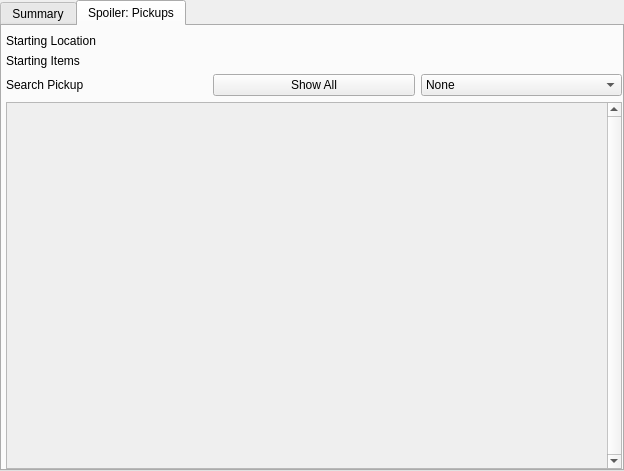
Qt form randovania/gui/ui_files/game_details_window.ui (randovania/randovania) before a commit.
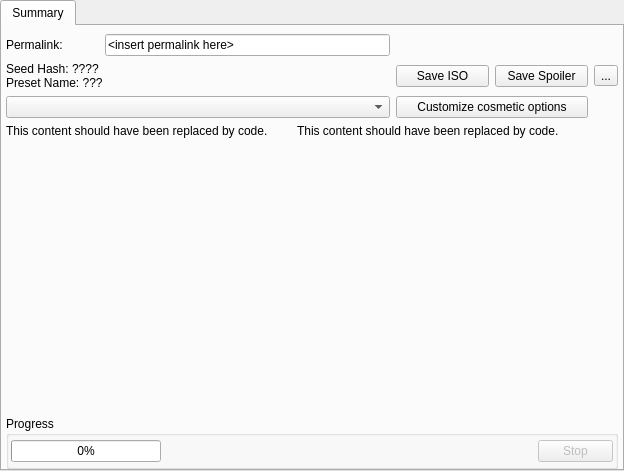
The same form after that commit. The open tabs and pages were chosen to show the change.

Commit message: Move pickup spoiler to PickupDetailsTab

Diff of the .ui file:
```diff
--- a/randovania/gui/ui_files/game_details_window.ui
+++ b/randovania/gui/ui_files/game_details_window.ui
@@ -257,105 +257,6 @@
         </item>
        </layout>
       </widget>
-      <widget class="QWidget" name="pickup_tab">
-       <attribute name="title">
-        <string>Spoiler: Pickups</string>
-       </attribute>
-       <layout class="QGridLayout" name="spoiler_pickup_layout">
-        <property name="leftMargin">
-         <number>4</number>
-        </property>
-        <property name="topMargin">
-         <number>8</number>
-        </property>
-        <property name="rightMargin">
-         <number>0</number>
-        </property>
-        <property name="bottomMargin">
-         <number>0</number>
-        </property>
-        <item row="2" column="2">
-         <widget class="QComboBox" name="pickup_spoiler_pickup_combobox">
-          <item>
-           <property name="text">
-            <string>None</string>
-           </property>
-          </item>
-         </widget>
-        </item>
-        <item row="2" column="0">
-         <widget class="QLabel" name="pickup_spoiler_label">
-          <property name="toolTip">
-           <string>Enter text to the right to filter the list below</string>
-          </property>
-          <property name="text">
-           <string>Search Pickup</string>
-          </property>
-         </widget>
-        </item>
-        <item row="2" column="1">
-         <widget class="QPushButton" name="pickup_spoiler_show_all_button">
-          <property name="text">
-           <string>Show All</string>
-          </property>
-         </widget>
-        </item>
-        <item row="4" column="0" colspan="3">
-         <widget class="QScrollArea" name="pickup_spoiler_scroll_area">
-          <property name="verticalScrollBarPolicy">
-           <enum>Qt::ScrollBarAlwaysOn</enum>
-          </property>
-          <property name="sizeAdjustPolicy">
-           <enum>QAbstractScrollArea::AdjustToContents</enum>
-          </property>
-          <property name="widgetResizable">
-           <bool>true</bool>
-          </property>
-          <property name="alignment">
-           <set>Qt::AlignLeading|Qt::AlignLeft|Qt::AlignTop</set>
-          </property>
-          <widget class="QWidget" name="pickup_spoiler_scroll_contents">
-           <property name="geometry">
-            <rect>
-             <x>0</x>
-             <y>0</y>
-             <width>600</width>
-             <height>332</height>
-            </rect>
-           </property>
-           <layout class="QVBoxLayout" name="verticalLayout_3">
-            <property name="leftMargin">
-             <number>3</number>
-            </property>
-            <property name="topMargin">
-             <number>0</number>
-            </property>
-            <property name="rightMargin">
-             <number>3</number>
-            </property>
-            <item>
-             <layout class="QVBoxLayout" name="pickup_spoiler_scroll_content_layout"/>
-            </item>
-           </layout>
-          </widget>
-         </widget>
-        </item>
-        <item row="0" column="0" colspan="3">
-         <widget class="QLabel" name="spoiler_starting_location_label">
-          <property name="text">
-           <string>Starting Location</string>
-          </property>
-         </widget>
-        </item>
-        <item row="1" column="0" colspan="3">
-         <widget class="QLabel" name="spoiler_starting_items_label">
-          <property name="text">
-           <string>Starting Items</string>
-          </property>
-         </widget>
-        </item>
-       </layout>
-      </widget>
      </widget>
     </item>
    </layout>
```
The commit also changes 5 other files.
